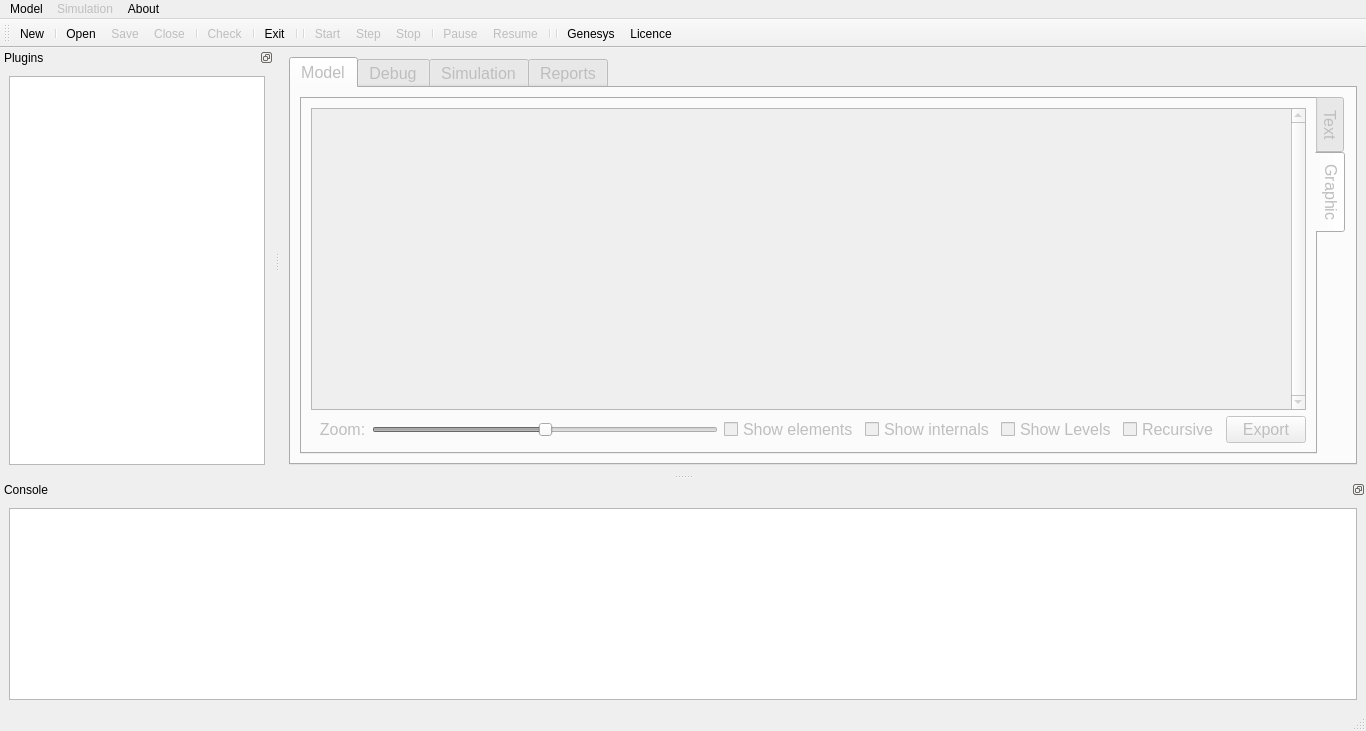
Old version of the form applications/gui/qt/SimpleGUI_QtCreator/SimpleGUI/mainwindow.ui in the repository vits-hugs/Genesys-Simulator.
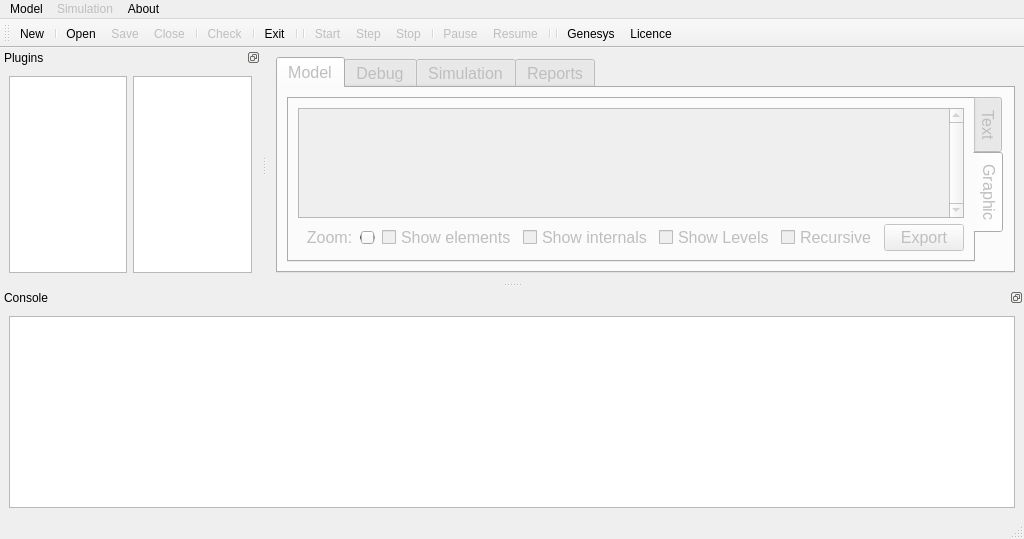
New version of the form. The open tabs and pages were chosen to show the change. Icons and pictures are not drawn.

Patch:
```diff
--- a/applications/gui/qt/SimpleGUI_QtCreator/SimpleGUI/mainwindow.ui
+++ b/applications/gui/qt/SimpleGUI_QtCreator/SimpleGUI/mainwindow.ui
@@ -6,8 +6,8 @@
    <rect>
     <x>0</x>
     <y>0</y>
-    <width>1366</width>
-    <height>731</height>
+    <width>1024</width>
+    <height>539</height>
    </rect>
   </property>
   <property name="windowTitle">
@@ -88,8 +88,8 @@
                 <rect>
                  <x>0</x>
                  <y>0</y>
-                 <width>984</width>
-                 <height>284</height>
+                 <width>717</width>
+                 <height>279</height>
                 </rect>
                </property>
                <layout class="QVBoxLayout" name="verticalLayout_5">
@@ -471,7 +471,7 @@
     <rect>
      <x>0</x>
      <y>0</y>
-     <width>1366</width>
+     <width>1024</width>
      <height>24</height>
     </rect>
    </property>
@@ -633,6 +633,21 @@
      <item>
       <widget class="QListWidget" name="listWidget_Plugins"/>
      </item>
+     <item>
+      <widget class="QTreeWidget" name="treeWidget_Plugins">
+       <attribute name="headerVisible">
+        <bool>false</bool>
+       </attribute>
+       <attribute name="headerCascadingSectionResizes">
+        <bool>false</bool>
+       </attribute>
+       <column>
+        <property name="text">
+         <string notr="true">1</string>
+        </property>
+       </column>
+      </widget>
+     </item>
     </layout>
    </widget>
   </widget>
```
Left out of the diff: 4 changed lines with no effect on the pictures.
